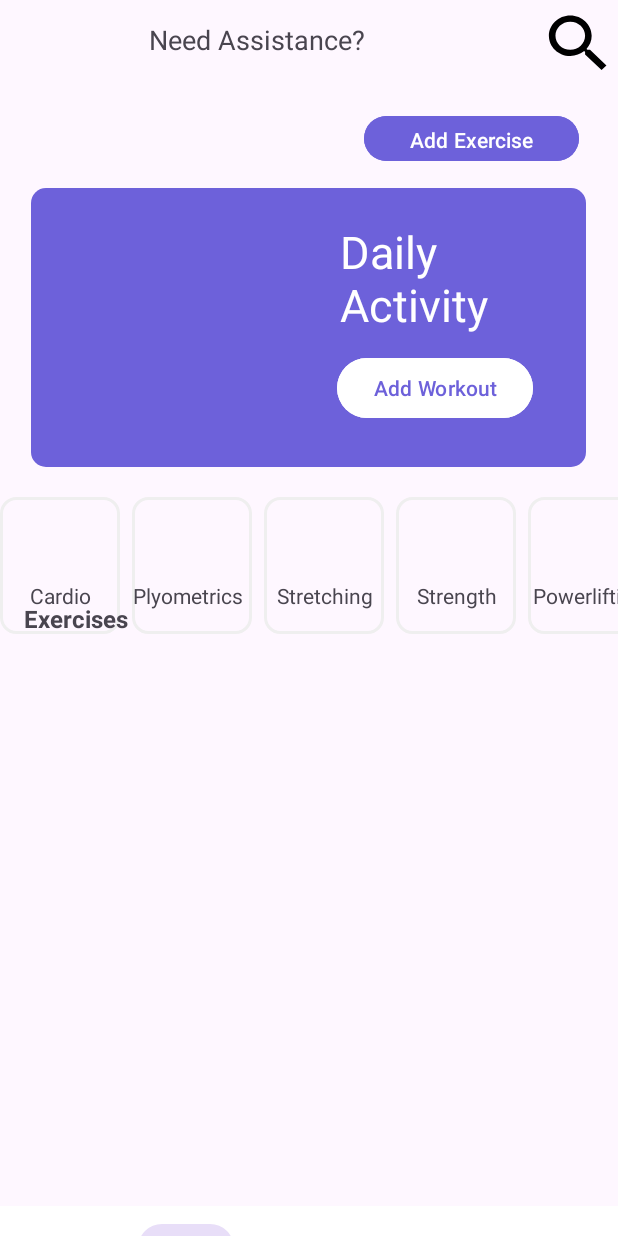
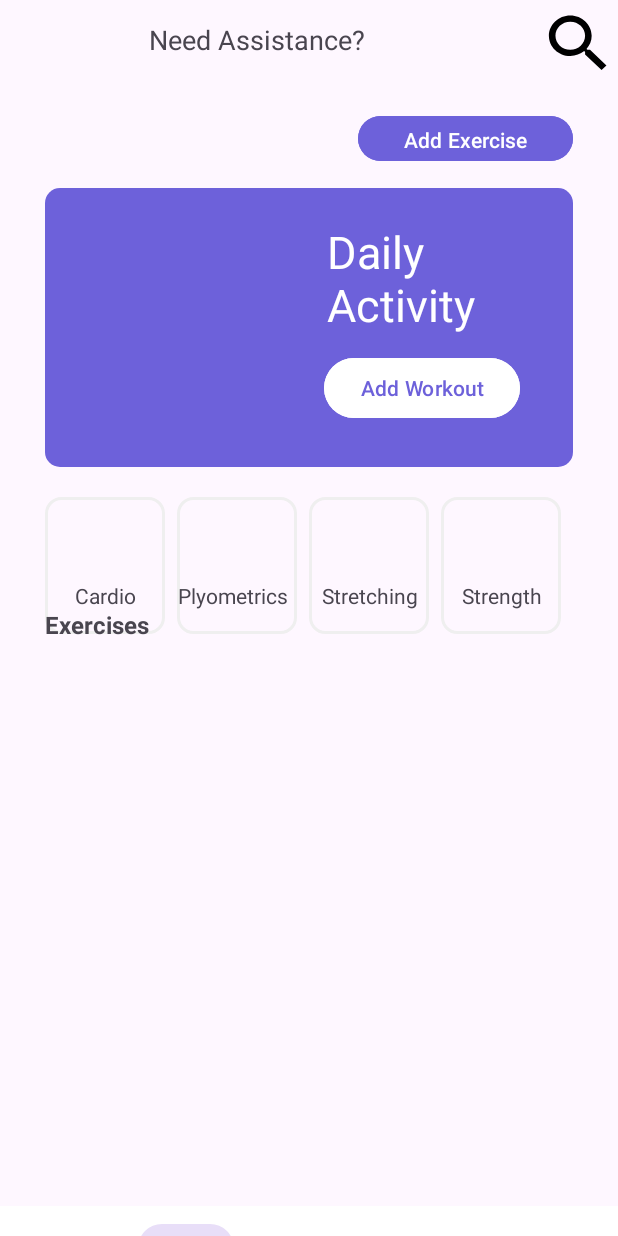
Before and after one commit to JarrydHarker/Limitless-public, an Android app built with Jetpack Compose: the Exercises_Fragment screen opened directly, with no data from a screen before it, on a phone screen of 412 x 824 dp. Run offline under Robolectric (Android 15) with nearby library versions, the phone set to English and light mode, and no system bars.

Commit message:
fixed styling errors

```diff
--- a/app/src/main/res/layout/activity_diet.xml
+++ b/app/src/main/res/layout/activity_diet.xml
@@ -28,7 +28,7 @@
 
             <androidx.constraintlayout.widget.ConstraintLayout
                 android:layout_width="match_parent"
-                android:layout_height="88dp">
+                android:layout_height="wrap_content">
 
                 <Button
                     android:id="@+id/btnaddmealpage"
--- a/app/src/main/res/layout/fragment_exercises_.xml
+++ b/app/src/main/res/layout/fragment_exercises_.xml
@@ -9,14 +9,16 @@
 
     <androidx.constraintlayout.widget.ConstraintLayout
         android:id="@+id/constraintLayout8"
-        android:layout_width="370dp"
+        android:layout_width="0dp"
         android:layout_height="186dp"
+        android:layout_marginStart="30dp"
         android:layout_marginTop="52dp"
+        android:layout_marginEnd="30dp"
+        android:background="@drawable/diet_background"
         app:layout_constraintEnd_toEndOf="parent"
         app:layout_constraintHorizontal_bias="0.487"
         app:layout_constraintStart_toStartOf="parent"
-        app:layout_constraintTop_toTopOf="parent"
-        android:background="@drawable/diet_background">
+        app:layout_constraintTop_toTopOf="parent">
 
         <ImageView
             android:id="@+id/imageView13"
@@ -67,7 +69,9 @@
         android:id="@+id/horizontalScrollViewCategories"
         android:layout_width="match_parent"
         android:layout_height="wrap_content"
+        android:layout_marginStart="30dp"
         android:layout_marginTop="20dp"
+        android:layout_marginEnd="30dp"
         android:scrollbars="none"
         app:layout_constraintEnd_toEndOf="parent"
         app:layout_constraintStart_toStartOf="parent"
@@ -83,9 +87,9 @@
             <LinearLayout
                 android:layout_width="80dp"
                 android:layout_height="match_parent"
-                android:orientation="vertical"
+                android:layout_marginEnd="8dp"
                 android:background="@drawable/buttonbackground"
-                android:layout_marginEnd="8dp">
+                android:orientation="vertical">
 
                 <ImageView
                     android:id="@+id/imageView14"
@@ -106,9 +110,9 @@
             <LinearLayout
                 android:layout_width="80dp"
                 android:layout_height="match_parent"
-                android:orientation="vertical"
+                android:layout_marginEnd="8dp"
                 android:background="@drawable/buttonbackground"
-                android:layout_marginEnd="8dp">
+                android:orientation="vertical">
 
                 <ImageView
                     android:id="@+id/imageView15"
@@ -129,9 +133,9 @@
             <LinearLayout
                 android:layout_width="80dp"
                 android:layout_height="match_parent"
-                android:orientation="vertical"
+                android:layout_marginEnd="8dp"
                 android:background="@drawable/buttonbackground"
-                android:layout_marginEnd="8dp">
+                android:orientation="vertical">
 
                 <ImageView
                     android:id="@+id/imageView16"
@@ -152,9 +156,9 @@
             <LinearLayout
                 android:layout_width="80dp"
                 android:layout_height="match_parent"
-                android:orientation="vertical"
+                android:layout_marginEnd="8dp"
                 android:background="@drawable/buttonbackground"
-                android:layout_marginEnd="8dp">
+                android:orientation="vertical">
 
                 <ImageView
                     android:id="@+id/imageView17"
@@ -175,9 +179,9 @@
             <LinearLayout
                 android:layout_width="80dp"
                 android:layout_height="match_parent"
-                android:orientation="vertical"
+                android:layout_marginEnd="8dp"
                 android:background="@drawable/buttonbackground"
-                android:layout_marginEnd="8dp">
+                android:orientation="vertical">
 
                 <ImageView
                     android:id="@+id/imageView18"
@@ -198,9 +202,9 @@
             <LinearLayout
                 android:layout_width="80dp"
                 android:layout_height="match_parent"
-                android:orientation="vertical"
+                android:layout_marginEnd="8dp"
                 android:background="@drawable/buttonbackground"
-                android:layout_marginEnd="8dp">
+                android:orientation="vertical">
 
                 <ImageView
                     android:id="@+id/imageView19"
@@ -221,9 +225,9 @@
             <LinearLayout
                 android:layout_width="80dp"
                 android:layout_height="match_parent"
-                android:orientation="vertical"
+                android:layout_marginEnd="8dp"
                 android:background="@drawable/buttonbackground"
-                android:layout_marginEnd="8dp">
+                android:orientation="vertical">
 
                 <ImageView
                     android:layout_width="match_parent"
@@ -246,8 +250,8 @@
         android:id="@+id/textView31"
         android:layout_width="wrap_content"
         android:layout_height="wrap_content"
-        android:layout_marginStart="16dp"
-        android:layout_marginBottom="8dp"
+        android:layout_marginStart="30dp"
+        android:layout_marginBottom="4dp"
         android:text="Exercises"
         android:textSize="16sp"
         android:textStyle="bold"
@@ -256,8 +260,10 @@
 
     <ListView
         android:id="@+id/listExercises_EF"
-        android:layout_width="377dp"
+        android:layout_width="0dp"
         android:layout_height="292dp"
+        android:layout_marginStart="30dp"
+        android:layout_marginEnd="30dp"
         android:layout_marginBottom="16dp"
         app:layout_constraintBottom_toBottomOf="parent"
         app:layout_constraintEnd_toEndOf="parent"
@@ -268,10 +274,11 @@
         android:id="@+id/btnAddExercise_EF"
         android:layout_width="143dp"
         android:layout_height="38dp"
+        android:layout_marginEnd="30dp"
         android:backgroundTint="#6d61da"
         android:text="Add Exercise"
         app:layout_constraintEnd_toEndOf="parent"
-        app:layout_constraintHorizontal_bias="0.858"
+        app:layout_constraintHorizontal_bias="1.0"
         app:layout_constraintStart_toEndOf="@+id/textView31"
         app:layout_constraintTop_toTopOf="parent" />
 </androidx.constraintlayout.widget.ConstraintLayout>
```
